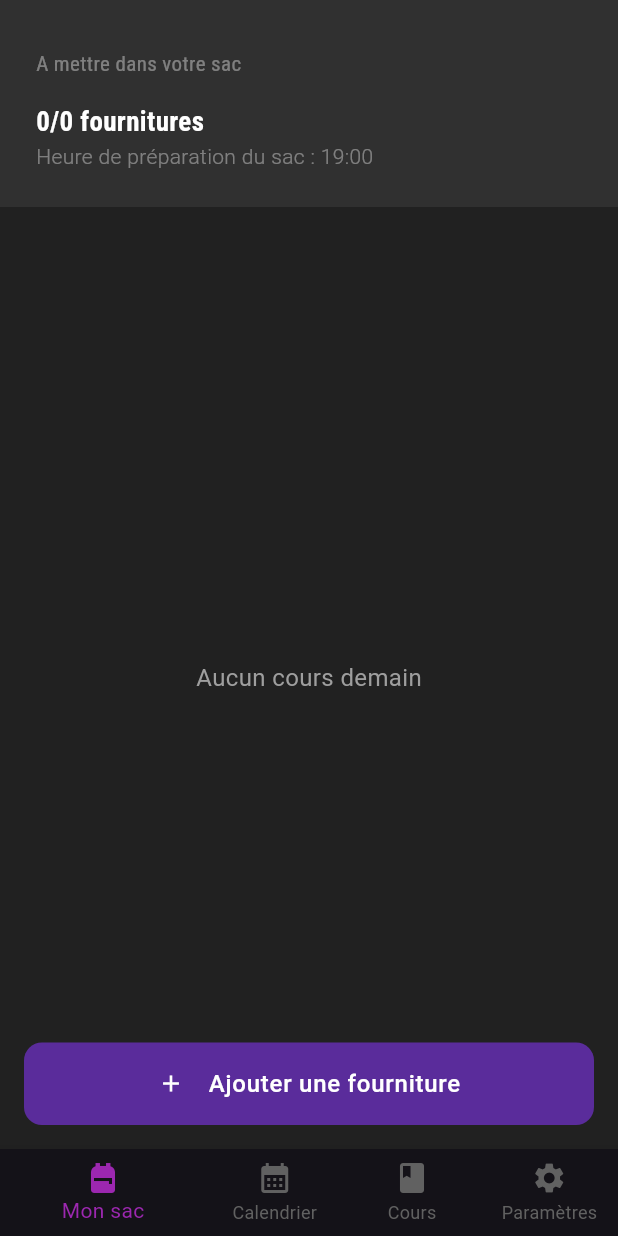
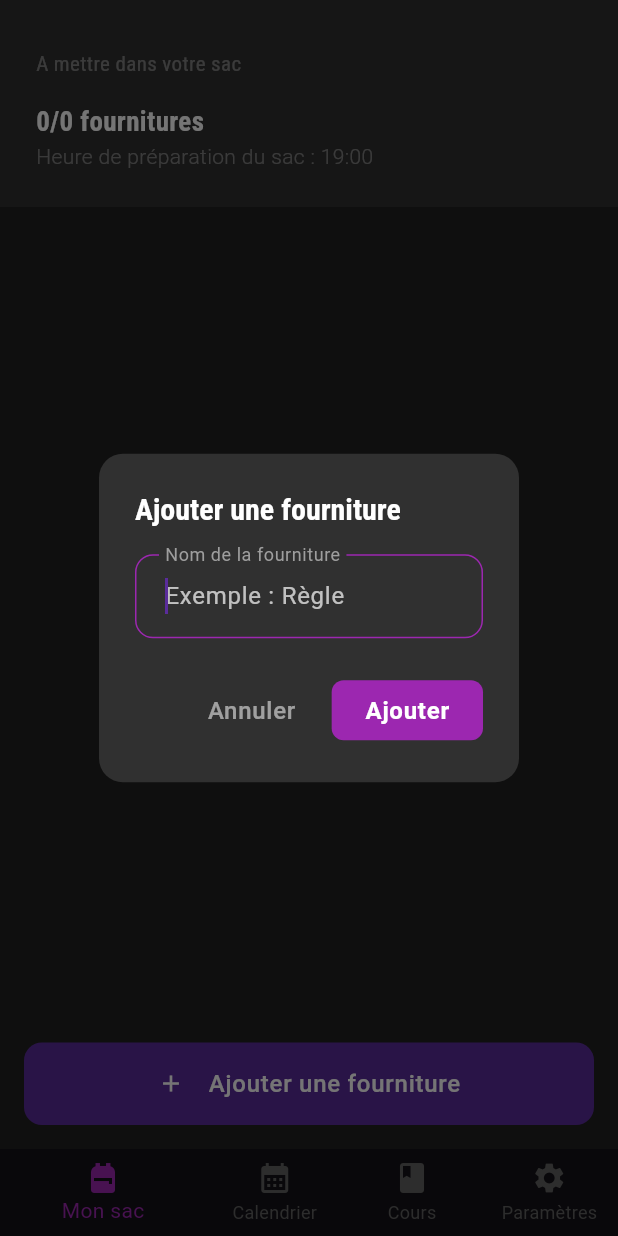
Before and after one commit to kevindjf/dansmonsac, a Flutter app: the HomePage screen opened directly, after a tap on "Ajouter une fourniture", on a phone screen of 412 x 824 dp. Run offline on Flutter 3.47's test engine with Material 3 defaults, Android fonts, the phone set to English and light mode, and no system bars; our stand-ins replace dartz, flutter_colorpicker, flutter_local_notifications, flutter_riverpod, google_fonts and 4 more; missing offline and left inert: dart:ffi; accounts and stored records are empty; generated files the repository leaves out were written again.

Commit message:
Implement standalone supplies functionality
Add ability to create supplies not linked to any course. Users can now:
- Click "Add supply" button to add custom supplies
- View standalone supplies in a separate "Autres fournitures" section
- Delete standalone supplies with trash icon
- Check/uncheck standalone supplies like course supplies

Standalone supplies are:
- Stored in SharedPreferences as a JSON list
- Displayed after course-linked supplies
- Persisted across app restarts
- Included in the supply bag checklist with "standalone_" ID prefix

This allows users to add items like "snack" or "water bottle" that aren't tied to specific courses.

```diff
--- a/features/common/lib/src/services/preferences_service.dart
+++ b/features/common/lib/src/services/preferences_service.dart
@@ -9,6 +9,7 @@ class PreferencesService {
   static const String _keyNotificationsEnabled = 'notifications_enabled';
   static const String _keyAccentColor = 'accent_color';
   static const String _keySupplyCheckedState = 'supply_checked_state_';
+  static const String _keyStandaloneSupplies = 'standalone_supplies';
 
   static Future<void> setPackTime(TimeOfDay time) async {
     final prefs = await SharedPreferences.getInstance();
@@ -116,4 +117,43 @@ class PreferencesService {
   static String _formatDateKey(DateTime date) {
     return '${date.year}-${date.month.toString().padLeft(2, '0')}-${date.day.toString().padLeft(2, '0')}';
   }
+
+  /// Get standalone supplies (supplies not linked to a course)
+  static Future<List<String>> getStandaloneSupplies() async {
+    final prefs = await SharedPreferences.getInstance();
+    final jsonString = prefs.getString(_keyStandaloneSupplies);
+
+    if (jsonString != null && jsonString.isNotEmpty) {
+      try {
+        final List<dynamic> decoded = json.decode(jsonString);
+        return decoded.map((item) => item.toString()).toList();
+      } catch (e) {
+        return [];
+      }
+    }
+    return [];
+  }
+
+  /// Set standalone supplies
+  static Future<void> setStandaloneSupplies(List<String> supplies) async {
+    final prefs = await SharedPreferences.getInstance();
+    final jsonString = json.encode(supplies);
+    await prefs.setString(_keyStandaloneSupplies, jsonString);
+  }
+
+  /// Add a standalone supply
+  static Future<void> addStandaloneSupply(String supplyName) async {
+    final supplies = await getStandaloneSupplies();
+    if (!supplies.contains(supplyName)) {
+      supplies.add(supplyName);
+      await setStandaloneSupplies(supplies);
+    }
+  }
+
+  /// Remove a standalone supply
+  static Future<void> removeStandaloneSupply(String supplyName) async {
+    final supplies = await getStandaloneSupplies();
+    supplies.remove(supplyName);
+    await setStandaloneSupplies(supplies);
+  }
 }
--- a/features/main/lib/presentation/home/list_supply_page.dart
+++ b/features/main/lib/presentation/home/list_supply_page.dart
@@ -44,11 +44,13 @@ class _ListSupplyState extends ConsumerState<ListSupply> {
   final Map<String, bool> _checkedState = {};
   DateTime? _targetDate;
   bool _isLoaded = false;
+  List<String> _standaloneSupplies = [];
 
   @override
   void initState() {
     super.initState();
     _loadCheckedState();
+    _loadStandaloneSupplies();
   }
 
   Future<void> _loadCheckedState() async {
@@ -74,6 +76,15 @@ class _ListSupplyState extends ConsumerState<ListSupply> {
 
     // Clean old states
     PreferencesService.clearOldSupplyStates();
+  }
+
+  Future<void> _loadStandaloneSupplies() async {
+    final supplies = await PreferencesService.getStandaloneSupplies();
+    if (mounted) {
+      setState(() {
+        _standaloneSupplies = supplies;
+      });
+    }
   }
 
   Future<void> _saveCheckedState() async {
@@ -111,6 +122,27 @@ class _ListSupplyState extends ConsumerState<ListSupply> {
                 items.add(SupplyItem(
                   id: supply.id,
                   name: supply.name,
+                  isChecked: isChecked,
+                ));
+              }
+            }
+
+            // Add standalone supplies section if there are any
+            if (_standaloneSupplies.isNotEmpty) {
+              // Add section title
+              final standaloneIds = _standaloneSupplies.map((name) => 'standalone_$name').toList();
+              items.add(CourseTitleItem(title: "Autres fournitures", supplyIds: standaloneIds));
+
+              // Add standalone supplies
+              for (final supplyName in _standaloneSupplies) {
+                final id = 'standalone_$supplyName';
+                totalSupplies++;
+                final isChecked = _checkedState[id] ?? false;
+                if (isChecked) checkedSupplies++;
+
+                items.add(SupplyItem(
+                  id: id,
+                  name: supplyName,
                   isChecked: isChecked,
                 ));
               }
@@ -207,6 +239,9 @@ class _ListSupplyState extends ConsumerState<ListSupply> {
                       },
                     );
                   } else if (item is SupplyItem) {
+                    // Check if this is a standalone supply
+                    final isStandalone = item.id.startsWith('standalone_');
+
                     return CheckboxListTile(
                       checkboxShape: RoundedRectangleBorder(
                         borderRadius: BorderRadius.circular(4.0),
@@ -215,7 +250,12 @@ class _ListSupplyState extends ConsumerState<ListSupply> {
                           color: Colors.grey,
                         ),
                       ),
-                      secondary: SizedBox(width: 10),
+                      secondary: isStandalone
+                          ? IconButton(
+                              icon: Icon(Icons.delete, color: accentColor),
+                              onPressed: () => _deleteStandaloneSupply(item.name),
+                            )
+                          : SizedBox(width: 10),
                       contentPadding:
                           EdgeInsets.symmetric(horizontal: 8.0, vertical: 2.0),
                       dense: false,
@@ -339,7 +379,7 @@ class _ListSupplyState extends ConsumerState<ListSupply> {
           child: SizedBox(
             width: double.infinity,
             child: FilledButton(
-              onPressed: () => print("là"),
+              onPressed: () => _showAddSupplyDialog(),
               style: FilledButton.styleFrom(
                 padding: const EdgeInsets.symmetric(vertical: 16),
                 shape: RoundedRectangleBorder(
@@ -366,4 +406,100 @@ class _ListSupplyState extends ConsumerState<ListSupply> {
       ],
     );
   }
+
+  Future<void> _deleteStandaloneSupply(String supplyName) async {
+    await PreferencesService.removeStandaloneSupply(supplyName);
+    await _loadStandaloneSupplies();
+  }
+
+  Future<void> _showAddSupplyDialog() async {
+    final TextEditingController controller = TextEditingController();
+    final accentColor = Theme.of(context).colorScheme.secondary;
+
+    await showDialog(
+      context: context,
+      builder: (BuildContext context) {
+        return AlertDialog(
+          backgroundColor: Color(0xFF303030),
+          shape: RoundedRectangleBorder(
+            borderRadius: BorderRadius.circular(16),
+          ),
+          title: Text(
+            'Ajouter une fourniture',
+            style: GoogleFonts.robotoCondensed(
+              color: Colors.white,
+              fontSize: 20,
+              fontWeight: FontWeight.bold,
+            ),
+          ),
+          content: TextField(
+            controller: controller,
+            autofocus: true,
+            decoration: InputDecoration(
+              filled: false,
+              border: OutlineInputBorder(
+                borderRadius: BorderRadius.circular(12),
+                borderSide: const BorderSide(color: Colors.grey),
+              ),
+              enabledBorder: OutlineInputBorder(
+                borderRadius: BorderRadius.circular(12),
+                borderSide: const BorderSide(color: Colors.grey),
+              ),
+              focusedBorder: OutlineInputBorder(
+                borderRadius: BorderRadius.circular(12),
+                borderSide: BorderSide(color: accentColor),
+              ),
+              labelText: "Nom de la fourniture",
+              hintText: "Exemple : Règle",
+              labelStyle: const TextStyle(color: Colors.grey),
+            ),
+            onSubmitted: (value) {
+              if (value.trim().isNotEmpty) {
+                Navigator.of(context).pop(value.trim());
+              }
+            },
+          ),
+          actions: [
+            TextButton(
+              onPressed: () => Navigator.of(context).pop(),
+              child: Text(
+                'Annuler',
+                style: GoogleFonts.roboto(
+                  color: Colors.white54,
+                  fontSize: 16,
+                ),
+              ),
+            ),
+            FilledButton(
+              onPressed: () {
+                final supplyName = controller.text.trim();
+                if (supplyName.isNotEmpty) {
+                  Navigator.of(context).pop(supplyName);
+                }
+              },
+              style: FilledButton.styleFrom(
+                backgroundColor: accentColor,
+                shape: RoundedRectangleBorder(
+                  borderRadius: BorderRadius.circular(8),
+                ),
+              ),
+              child: Text(
+                'Ajouter',
+                style: GoogleFonts.roboto(
+                  color: Colors.white,
+                  fontSize: 16,
+                  fontWeight: FontWeight.bold,
+                ),
+              ),
+            ),
+          ],
+        );
+      },
+    ).then((supplyName) async {
+      if (supplyName != null && supplyName is String && supplyName.isNotEmpty) {
+        await PreferencesService.addStandaloneSupply(supplyName);
+        await _loadStandaloneSupplies();
+      }
+    });
+  }
 }
```
